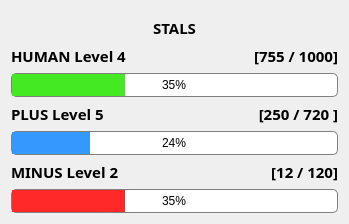
This is GitRPG/mainwindow.ui in Stals/Git-Rpg as Qt 5 draws it before an edit. The edited form follows.
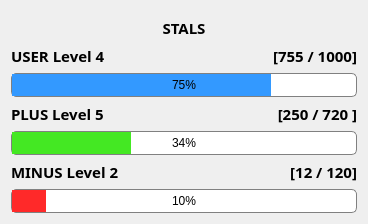
This is the edited form.

Commit message: User class and displayStats func added

What changed in the file:
```diff
--- a/GitRPG/mainwindow.ui
+++ b/GitRPG/mainwindow.ui
@@ -6,8 +6,8 @@
    <rect>
     <x>0</x>
     <y>0</y>
-    <width>349</width>
-    <height>220</height>
+    <width>368</width>
+    <height>209</height>
    </rect>
   </property>
   <property name="sizePolicy">
@@ -34,7 +34,7 @@
       </property>
      </widget>
     </item>
-    <item row="1" column="0">
+    <item row="2" column="0">
      <layout class="QGridLayout" name="gridLayout">
       <item row="0" column="0">
        <widget class="QLabel" name="label_5">
@@ -67,7 +67,7 @@
            </font>
           </property>
           <property name="text">
-           <string>HUMAN Level 4</string>
+           <string>USER Level 4</string>
           </property>
           <property name="alignment">
            <set>Qt::AlignLeading|Qt::AlignLeft|Qt::AlignVCenter</set>
@@ -94,25 +94,6 @@
         </item>
        </layout>
       </item>
-      <item row="2" column="0">
-       <widget class="QProgressBar" name="progressBar_3">
-        <property name="styleSheet">
-         <string notr="true">  QProgressBar {color:black; border: 0.5px solid grey; border-radius: 5px;} QProgressBar::chunk {background-color: #44E823;}  </string>
-        </property>
-        <property name="value">
-         <number>35</number>
-        </property>
-        <property name="alignment">
-         <set>Qt::AlignCenter</set>
-        </property>
-        <property name="textVisible">
-         <bool>true</bool>
-        </property>
-        <property name="orientation">
-         <enum>Qt::Horizontal</enum>
-        </property>
-       </widget>
-      </item>
       <item row="3" column="0">
        <layout class="QHBoxLayout" name="horizontalLayout_2">
         <item>
@@ -150,26 +131,7 @@
         </item>
        </layout>
       </item>
-      <item row="4" column="0">
-       <widget class="QProgressBar" name="progressBar">
-        <property name="styleSheet">
-         <string notr="true">  QProgressBar {color:black; border: 0.5px solid grey; border-radius: 5px;} QProgressBar::chunk {background-color: #3399FF;}  </string>
-        </property>
-        <property name="value">
-         <number>24</number>
-        </property>
-        <property name="alignment">
-         <set>Qt::AlignCenter</set>
-        </property>
-        <property name="textVisible">
-         <bool>true</bool>
-        </property>
-        <property name="orientation">
-         <enum>Qt::Horizontal</enum>
-        </property>
-       </widget>
-      </item>
-      <item row="5" column="0">
+      <item row="6" column="0">
        <layout class="QHBoxLayout" name="horizontalLayout_3">
         <item>
          <widget class="QLabel" name="label_3">
@@ -206,13 +168,60 @@
         </item>
        </layout>
       </item>
-      <item row="6" column="0">
-       <widget class="QProgressBar" name="progressBar_2">
+      <item row="7" column="0">
+       <widget class="QProgressBar" name="minusBar">
         <property name="styleSheet">
          <string notr="true">  QProgressBar {color:black; border: 0.5px solid grey; border-radius: 5px;} QProgressBar::chunk {background-color: #FF2929;}  </string>
         </property>
+        <property name="maximum">
+         <number>120</number>
+        </property>
         <property name="value">
-         <number>35</number>
+         <number>12</number>
+        </property>
+        <property name="alignment">
+         <set>Qt::AlignCenter</set>
+        </property>
+        <property name="textVisible">
+         <bool>true</bool>
+        </property>
+        <property name="orientation">
+         <enum>Qt::Horizontal</enum>
+        </property>
+       </widget>
+      </item>
+      <item row="5" column="0">
+       <widget class="QProgressBar" name="plusBar">
+        <property name="styleSheet">
+         <string notr="true">  QProgressBar {color:black; border: 0.5px solid grey; border-radius: 5px;} QProgressBar::chunk {background-color: #44E823;}  </string>
+        </property>
+        <property name="maximum">
+         <number>720</number>
+        </property>
+        <property name="value">
+         <number>250</number>
+        </property>
+        <property name="alignment">
+         <set>Qt::AlignCenter</set>
+        </property>
+        <property name="textVisible">
+         <bool>true</bool>
+        </property>
+        <property name="orientation">
+         <enum>Qt::Horizontal</enum>
+        </property>
+       </widget>
+      </item>
+      <item row="2" column="0">
+       <widget class="QProgressBar" name="userBar">
+        <property name="styleSheet">
+         <string notr="true">  QProgressBar {color:black; border: 0.5px solid grey; border-radius: 5px;} QProgressBar::chunk {background-color: #3399FF;}  </string>
+        </property>
+        <property name="maximum">
+         <number>1000</number>
+        </property>
+        <property name="value">
+         <number>755</number>
         </property>
         <property name="alignment">
          <set>Qt::AlignCenter</set>
```
Left out of the diff: 18 changed lines with no effect on the pictures. The commit also changes 5 other files.
